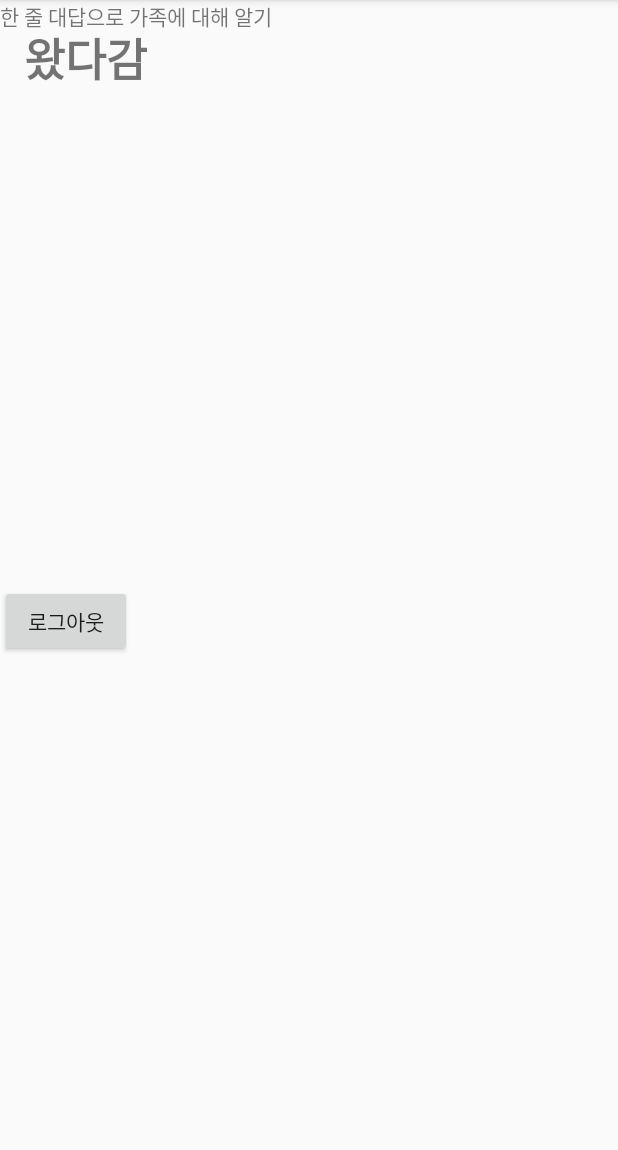
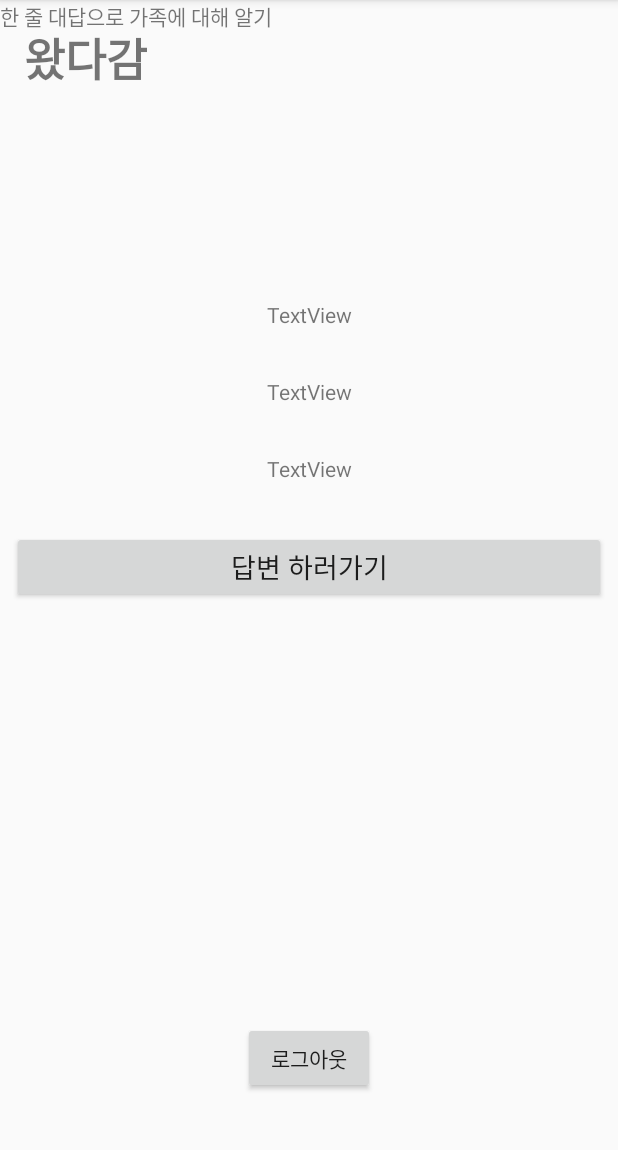
Before and after one commit to minjung0067/Juang_juang, an Android app: the MainActivity screen opened directly, with no data from a screen before it, on a phone screen of 412 x 824 dp, the part 84-1234 px from its top. Run offline under Robolectric (Android 15) with nearby library versions, the phone set to English and light mode, and no system bars; our stand-ins replace Firebase (no records; nobody signed in at launch, a user with empty details on screens opened directly).

Commit message:
splash screen

```diff
--- a/app/build.gradle
+++ b/app/build.gradle
@@ -44,6 +44,6 @@ dependencies {
     implementation 'com.google.android.gms:play-services-auth:18.1.0' //구글플레이 서비스 쓸거다
 
 
+
+
 }
-
-apply plugin: 'com.google.gms.google-services'
--- a/app/src/main/AndroidManifest.xml
+++ b/app/src/main/AndroidManifest.xml
@@ -11,15 +11,15 @@
         android:roundIcon="@mipmap/ic_launcher_round"
         android:supportsRtl="true"
         android:theme="@style/AppTheme">
+        <activity android:name="com.example.persimmon_tree_proj.Answeractivity"></activity>
         <activity android:name="com.example.persimmon_tree_proj.splash">
-            //가장 처음에 나오는 화면 설정
             <intent-filter>
                 <action android:name="android.intent.action.MAIN" />
 
                 <category android:name="android.intent.category.LAUNCHER" />
             </intent-filter>
         </activity>
-        <activity android:name="com.example.persimmon_tree_proj.log_inactivity"/>
+        <activity android:name="com.example.persimmon_tree_proj.log_inactivity" />
         <activity android:name="com.example.persimmon_tree_proj.FamilyCheckActivity" />
         <activity android:name="com.example.persimmon_tree_proj.familyactivity" />
         <activity android:name="com.example.persimmon_tree_proj.CodeActivity" />
--- a/app/src/main/java/com/example/persimmon_tree_proj/MainActivity.java
+++ b/app/src/main/java/com/example/persimmon_tree_proj/MainActivity.java
@@ -16,7 +16,8 @@ import com.google.firebase.auth.FirebaseAuth;
 
 public class MainActivity extends AppCompatActivity {
 
-    private Button btn_logout;
+    private Button btn_logout;     //로그아웃 버튼
+    private Button btn_goanswer; //답변하러가기 버튼
 
     @Override
     protected void onCreate(Bundle savedInstanceState) {
@@ -41,5 +42,15 @@ public class MainActivity extends AppCompatActivity {
             }
         });
 
+        Button goanswer = (Button)findViewById(R.id.btn_goanswer); //답변하러가기 버튼
+        goanswer.setOnClickListener(new View.OnClickListener(){
+            @Override
+            public void onClick(View v) {
+                //Answeactivity로 이동
+                Intent intent = new Intent(MainActivity.this, Answeractivity.class);
+                startActivity(intent);
+            }
+        });
+
     }
 }
--- a/app/src/main/java/com/example/persimmon_tree_proj/log_inactivity.java
+++ b/app/src/main/java/com/example/persimmon_tree_proj/log_inactivity.java
@@ -76,7 +76,7 @@ public class log_inactivity extends AppCompatActivity {
             public void onClick(View v) {
                 if (!editTextEmail.getText().toString().equals("") && !editTextPassword.getText().toString().equals("")) {   //둘 다 비어있지 않으면
                     loginUser(editTextEmail.getText().toString(), editTextPassword.getText().toString());
-                    //그 email이랑 pwd 갖는 유저로 로그인
+                    //inputId와 inputPwd에 이메일, 비밀번호 저장
                     autoLogin.putString("inputId",editTextEmail.getText().toString());
                     autoLogin.putString("inputPwd",editTextPassword.getText().toString());
                     autoLogin.commit(); //값 저장
@@ -105,8 +105,9 @@ public class log_inactivity extends AppCompatActivity {
 
         //log_inaxtivity로 들어왔을 때 loginID와 loginPwd값을 가져와서 null이 아니라면,
         //값을 가져와 id가 edittextmail과 동일하고 edittextpassword와 동일하다면 자동로그인
+        //dmstj-파이어베이스와 연결
         if(loginId != null && loginPwd != null){
-            if(loginId.equals(editTextEmail.getText().toString())&&loginPwd.equals(editTextPassword.getText().toString())){
+            if(loginId.equals("rkddmstj99@naver.com")&&loginPwd.equals("rkddmstj99")){
                 Toast.makeText(log_inactivity.this,loginId+"님 자동로그인 입니다.",Toast.LENGTH_SHORT).show();
                 Intent intent = new Intent(log_inactivity.this,MainActivity.class);
                 //자동로그인이 되었다면, Mainactivity로 바로 이동동
--- a/app/src/main/res/layout/activity_main.xml
+++ b/app/src/main/res/layout/activity_main.xml
@@ -31,24 +31,67 @@
         tools:layout_editor_absoluteX="17dp"
         tools:layout_editor_absoluteY="62dp" />
 
-    <TextView
-        android:id="@+id/question_text"
+    <Button
+        android:id="@+id/btn_logout"
         android:layout_width="wrap_content"
         android:layout_height="wrap_content"
         android:layout_marginStart="8dp"
         android:layout_marginEnd="8dp"
+        android:text="로그아웃"
+        app:layout_constraintBottom_toBottomOf="parent"
         app:layout_constraintEnd_toEndOf="parent"
         app:layout_constraintStart_toStartOf="parent"
-        tools:layout_editor_absoluteY="129dp" />
+        app:layout_constraintTop_toBottomOf="@+id/textView7"
+        app:layout_constraintVertical_bias="0.945" />
 
     <Button
-        android:id="@+id/btn_logout"
+        android:id="@+id/btn_goanswer"
+        android:layout_width="0dp"
+        android:layout_height="wrap_content"
+        android:layout_marginStart="8dp"
+        android:layout_marginTop="32dp"
+        android:layout_marginEnd="8dp"
+        android:text="답변 하러가기"
+        android:textAlignment="center"
+        android:textSize="18sp"
+        app:layout_constraintEnd_toEndOf="parent"
+        app:layout_constraintStart_toStartOf="parent"
+        app:layout_constraintTop_toBottomOf="@+id/txt_answer2" />
+
+    <TextView
+        android:id="@+id/txt_question"
         android:layout_width="wrap_content"
         android:layout_height="wrap_content"
-        android:text="로그아웃"
-        app:layout_constraintBottom_toBottomOf="parent"
-        app:layout_constraintTop_toBottomOf="@+id/textView7"
-        app:layout_constraintVertical_bias="0.528"
-        tools:layout_editor_absoluteX="161dp" />
+        android:layout_marginStart="8dp"
+        android:layout_marginTop="200dp"
+        android:layout_marginEnd="8dp"
+        android:text="TextView"
+        app:layout_constraintEnd_toEndOf="parent"
+        app:layout_constraintStart_toStartOf="parent"
+        app:layout_constraintTop_toTopOf="parent" />
+
+    <TextView
+        android:id="@+id/txt_answer1"
+        android:layout_width="wrap_content"
+        android:layout_height="wrap_content"
+        android:layout_marginStart="8dp"
+        android:layout_marginTop="32dp"
+        android:layout_marginEnd="8dp"
+        android:text="TextView"
+        app:layout_constraintEnd_toEndOf="parent"
+        app:layout_constraintStart_toStartOf="parent"
+        app:layout_constraintTop_toBottomOf="@+id/txt_question" />
+
+    <TextView
+        android:id="@+id/txt_answer2"
+        android:layout_width="wrap_content"
+        android:layout_height="wrap_content"
+        android:layout_marginStart="8dp"
+        android:layout_marginTop="32dp"
+        android:layout_marginEnd="8dp"
+        android:text="TextView"
+        app:layout_constraintEnd_toEndOf="parent"
+        app:layout_constraintStart_toStartOf="parent"
+        app:layout_constraintTop_toBottomOf="@+id/txt_answer1" />
 
 </androidx.constraintlayout.widget.ConstraintLayout>
```
Also changed, not shown: app/src/main/java/com/example/persimmon_tree_proj/Answeractivity.java (added, +31 -0 lines), app/src/main/res/layout/activity_answeractivity.xml (added, +48 -0 lines).
